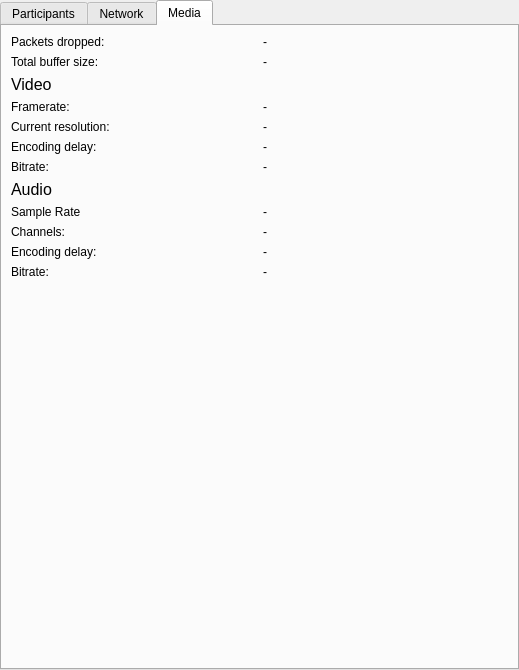
Qt form ui/statisticswindow.ui (ultravideo/uvgComm) before a commit.
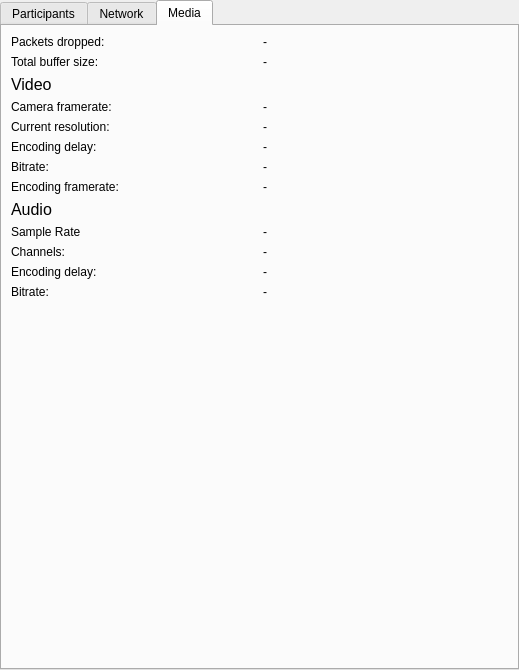
The same form after that commit. The open tabs and pages were chosen to show the change.

Commit message: Encoded video framerate is now displayed in statistics.

What changed in the file:
```diff
--- a/ui/statisticswindow.ui
+++ b/ui/statisticswindow.ui
@@ -194,7 +194,7 @@
        <item row="3" column="0">
         <widget class="QLabel" name="framerate">
          <property name="text">
-          <string>Framerate:</string>
+          <string>Camera framerate:</string>
          </property>
         </widget>
        </item>
@@ -367,6 +367,20 @@
          </property>
         </widget>
        </item>
+       <item row="7" column="0">
+        <widget class="QLabel" name="encoded_framerate">
+         <property name="text">
+          <string>Encoding framerate:</string>
+         </property>
+        </widget>
+       </item>
+       <item row="7" column="1">
+        <widget class="QLabel" name="encoded_framerate_value">
+         <property name="text">
+          <string>-</string>
+         </property>
+        </widget>
+       </item>
       </layout>
      </widget>
     </widget>
```
The commit also changes 2 other files.
